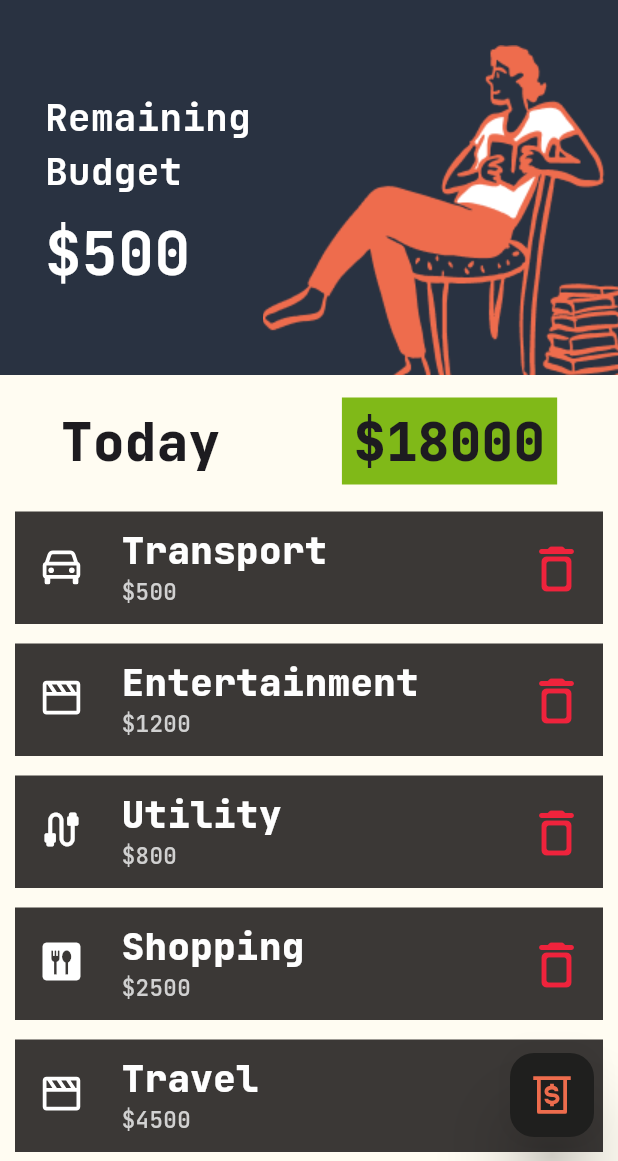
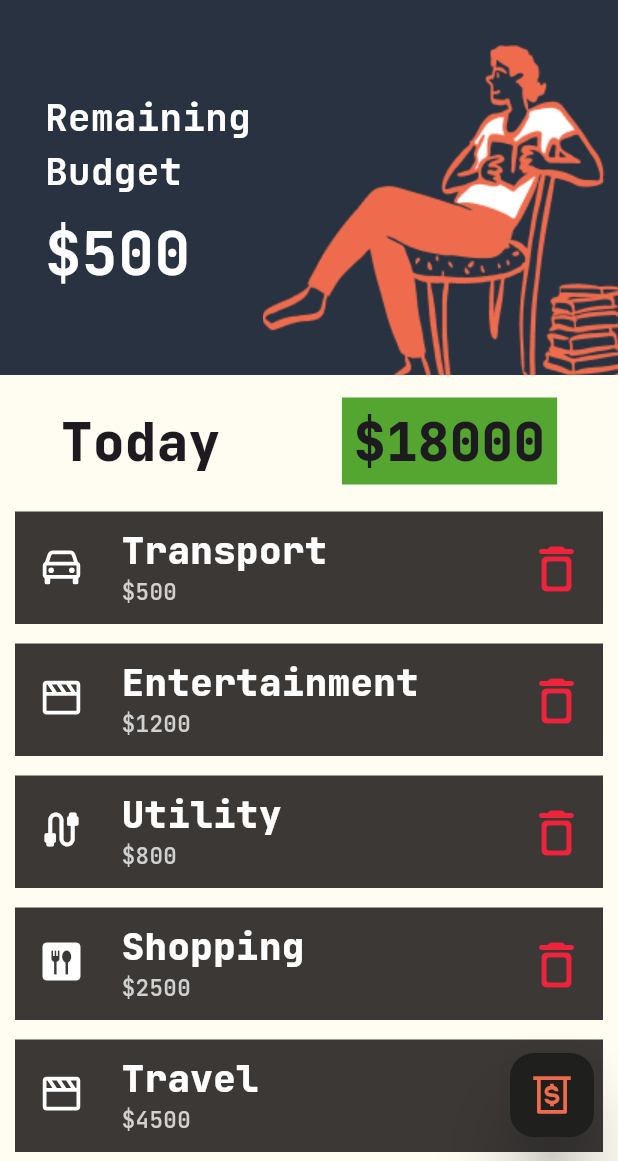
Before and after one commit to all-coder/expense.io, a Flutter app: the screen it shows after launch, on a phone screen of 412 x 824 dp, the part 75-1236 px from its top. Run offline on Flutter 3.47's test engine with Material 3 defaults, Android fonts, the phone set to English and light mode, and no system bars; our stand-ins replace google_fonts, icons_plus.

Commit message:
made a few changes

```diff
--- a/lib/widgets/expense.dart
+++ b/lib/widgets/expense.dart
@@ -60,7 +60,8 @@ class _ExpenseState extends State<Expense> {
                         ),
                         Container(
                           padding: const EdgeInsets.fromLTRB(8, 4, 8, 4),
-                          decoration: const BoxDecoration(color: Color(0xff80b918)),
+                          decoration:
+                              const BoxDecoration(color: Color(0xff55a630)),
                           child: Text(
                             "\$${spending[index].toString()}",
                             style: GoogleFonts.jetBrainsMono(
@@ -69,10 +70,11 @@ class _ExpenseState extends State<Expense> {
                             ),
                           ),
                         ),
-
                       ],
                     ),
-                    const SizedBox(height: 10,),
+                    const SizedBox(
+                      height: 10,
+                    ),
 
                     ...obj[text[index]]!.map(
                       (item) {
```
